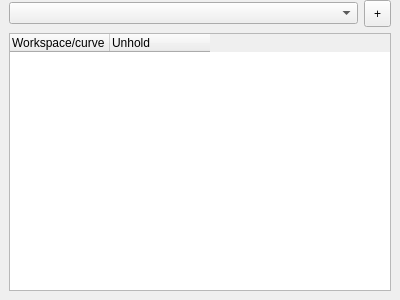
Old version of the form qt/python/mantidqt/widgets/superplot/side_dock_widget.ui in the repository mantidproject/mantid.
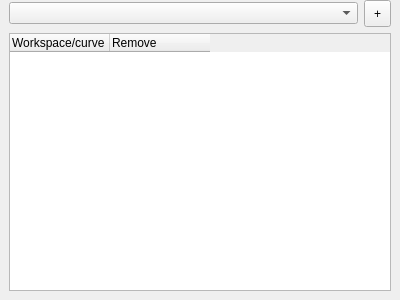
New version of the form. Custom widgets are drawn as their Qt base class.

Commit message: [SPLOT] naming consistency

Patch:
```diff
--- a/qt/python/mantidqt/widgets/superplot/side_dock_widget.ui
+++ b/qt/python/mantidqt/widgets/superplot/side_dock_widget.ui
@@ -42,7 +42,7 @@
       </column>
       <column>
        <property name="text">
-        <string notr="true">Unhold</string>
+        <string notr="true">Remove</string>
        </property>
       </column>
      </widget>
```
